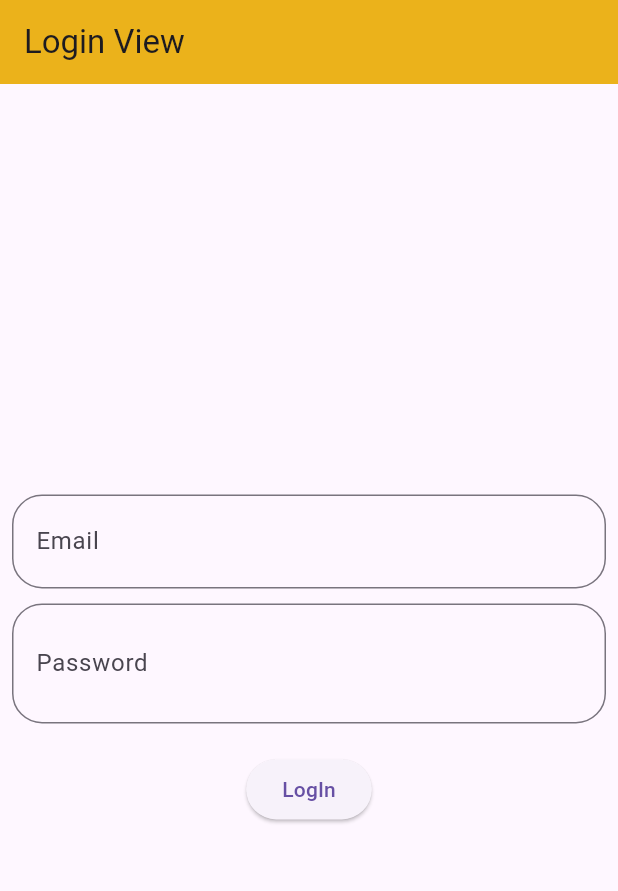
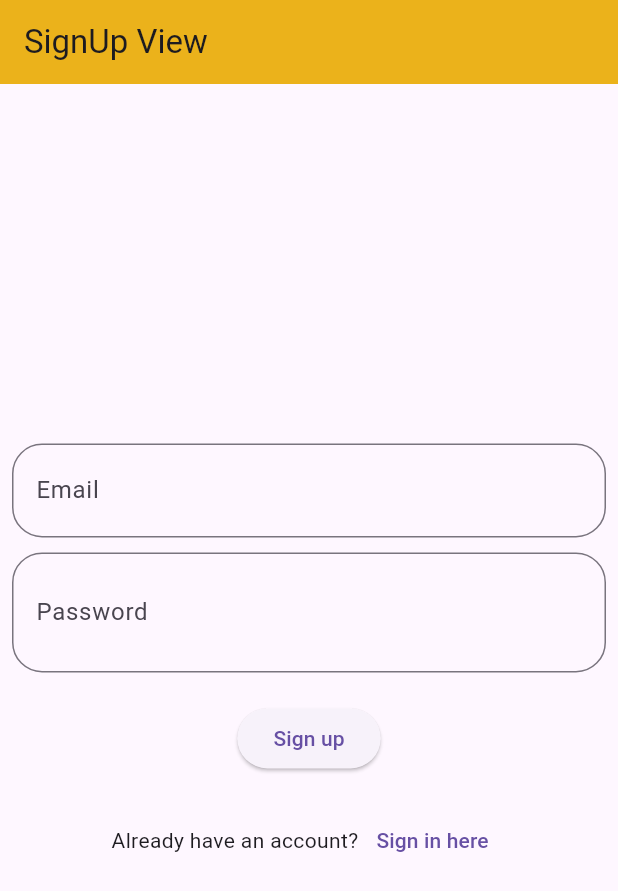
Before and after one commit to TAYAB009/dcse_app, a Flutter app: the screen it shows after launch, on a phone screen of 412 x 824 dp. Shown: the top 891 px of the screen. Run offline on Flutter 3.47's test engine with Material 3 defaults, Android fonts, the phone set to English and light mode, and no system bars.

```diff
--- /dev/null
+++ b/lib/app.dart
@@ -0,0 +1,18 @@
+import 'package:first_app/ui/views/auth/singup.dart';
+import 'package:flutter/material.dart';
+
+class MyApp extends StatelessWidget {
+  MyApp({super.key});
+
+  @override
+  Widget build(BuildContext context) {
+    return MaterialApp(
+      debugShowCheckedModeBanner: false,
+      theme: ThemeData(
+        primaryColor: Colors.red,
+        // colorScheme: ColorScheme.dark(),
+      ),
+      home: SignUpView(),
+    );
+  }
+}
--- a/lib/main.dart
+++ b/lib/main.dart
@@ -1,135 +1,6 @@
+import 'package:first_app/app.dart';
 import 'package:flutter/material.dart';
 
 void main(List<String> args) {
   runApp(MyApp());
 }
-
-class MyApp extends StatelessWidget {
-  MyApp({super.key});
-
-  @override
-  Widget build(BuildContext context) {
-    return MaterialApp(
-      debugShowCheckedModeBanner: false,
-      theme: ThemeData(
-        primaryColor: Colors.red,
-        // colorScheme: ColorScheme.dark(),
-      ),
-      home: const HomeScreeen(),
-    );
-  }
-}
-
-class HomeScreeen extends StatefulWidget {
-  const HomeScreeen({super.key});
-
-  @override
-  State<HomeScreeen> createState() => _HomeScreeenState();
-}
-
-class _HomeScreeenState extends State<HomeScreeen> {
-  TextEditingController passwordController = TextEditingController();
-  TextEditingController emailController = TextEditingController();
-  bool isShowText = false;
-
-  @override
-  Widget build(BuildContext context) {
-    // Size size = MediaQuery.of(context).size;
-    // double w = size.width;
-    // double h = size.height;
-
-    return Scaffold(
-        appBar: AppBar(
-          elevation: 10.0,
-          backgroundColor: Colors.amber,
-          title: const Text('Login View'),
-        ),
-        body: Center(
-            child: Padding(
-          padding: const EdgeInsets.all(8.0),
-          child: Column(
-            mainAxisAlignment: MainAxisAlignment.center,
-            children: [
-              //================== Email Controller ==================
-              TextField(
-                controller: emailController,
-                decoration: InputDecoration(
-                    hintText: 'Enter your email',
-                    labelText: 'Email',
-                    prefix: const Icon(Icons.email),
-                    border: OutlineInputBorder(
-                        borderRadius: BorderRadius.circular(20.0))),
-              ),
-              const SizedBox(height: 10.0),
-              // ================== Password Controller  ==================
-              TextField(
-                // onChanged: (value) {
-                //   print('🚀  $value');
-                // },
-                controller: passwordController,
-                obscureText: isShowText, // hide your text
-                decoration: InputDecoration(
-                    hintText: 'Enter your password',
-                    labelText: 'Password',
-                    prefix: const RotatedBox(
-                        quarterTurns: 1, child: Icon(Icons.key)),
-                    suffix: IconButton(
-                        onPressed: () {
-                          setState(() {
-                            isShowText = !isShowText;
-                            // print('🚀  ${passwordController.text.trim()} ');
-                            // print(isShowText);
-                          });
-                        },
-                        icon: const Icon(Icons.remove_red_eye)),
-                    border: OutlineInputBorder(
-                        borderRadius: BorderRadius.circular(20.0))),
-              ),
-              const SizedBox(height: 20.0),
-              ElevatedButton(
-                  onPressed: () {
-                    print(
-                        '🚀 User is logging in with Email ${emailController.text} and password ${passwordController.text.toLowerCase()}');
-                  },
-                  child: Text('LogIn'))
-            ],
-          ),
-        )));
-  }
-}
-
-/*
-//===============Container Widget Related Code---for session-06================
-// Load image from assets folder
-// AssetImage('assets/laptop.jpg'), fit: BoxFit.fill)
-
-// Load image from network
- body: Padding(
-        padding: const EdgeInsets.all(16.0),
-        child: Container(
-          width: 400,
-          height: 500,
-          alignment: Alignment.center,
-          padding: const EdgeInsets.only(left: 50),
-          decoration: BoxDecoration(
-              image: const DecorationImage(
-                  image: NetworkImage('https://picsum.photos/250?image=9'),
-                  fit: BoxFit.fill),
-              color: Colors.red,
-              borderRadius: BorderRadius.circular(20),
-              border: Border.all(
-                width: 4,
-                color: Colors.green,
-                style: BorderStyle.solid,
-              )),
-          // color: Colors.blue, // specify the color of the container
-          child: const Text(
-            'Hello World',
-            style: TextStyle(fontSize: 20.0, color: Colors.amber),
-          ),
-        ),
-      ),
-
-
-
-*/
--- a/lib/ui/views/auth/singup.dart
+++ b/lib/ui/views/auth/singup.dart
@@ -0,0 +1,136 @@
+import 'package:first_app/ui/views/auth/signin.dart';
+import 'package:first_app/ui/views/home/home_view.dart';
+import 'package:flutter/material.dart';
+
+class SignUpView extends StatefulWidget {
+  const SignUpView({super.key});
+
+  @override
+  State<SignUpView> createState() => _SignUpViewState();
+}
+
+class _SignUpViewState extends State<SignUpView> {
+  TextEditingController passwordController = TextEditingController();
+  TextEditingController emailController = TextEditingController();
+  bool isShowText = false;
+
+  @override
+  Widget build(BuildContext context) {
+    // Size size = MediaQuery.of(context).size;
+    // double w = size.width;
+    // double h = size.height;
+
+    return Scaffold(
+        appBar: AppBar(
+          elevation: 10.0,
+          backgroundColor: Colors.amber,
+          title: const Text('SignUp View'),
+        ),
+        body: Center(
+            child: Padding(
+          padding: const EdgeInsets.all(8.0),
+          child: Column(
+            mainAxisAlignment: MainAxisAlignment.center,
+            children: [
+              //================== Email Controller ==================
+              TextField(
+                controller: emailController,
+                decoration: InputDecoration(
+                    hintText: 'Enter your email',
+                    labelText: 'Email',
+                    prefix: const Icon(Icons.email),
+                    border: OutlineInputBorder(
+                        borderRadius: BorderRadius.circular(20.0))),
+              ),
+              const SizedBox(height: 10.0),
+              // ================== Password Controller  ==================
+              TextField(
+                // onChanged: (value) {
+                //   print('🚀  $value');
+                // },
+                controller: passwordController,
+                obscureText: isShowText, // hide your text
+                decoration: InputDecoration(
+                    hintText: 'Enter your password',
+                    labelText: 'Password',
+                    prefix: const RotatedBox(
+                        quarterTurns: 1, child: Icon(Icons.key)),
+                    suffix: IconButton(
+                        onPressed: () {
+                          setState(() {
+                            isShowText = !isShowText;
+                            // print('🚀  ${passwordController.text.trim()} ');
+                            // print(isShowText);
+                          });
+                        },
+                        icon: const Icon(Icons.remove_red_eye)),
+                    border: OutlineInputBorder(
+                        borderRadius: BorderRadius.circular(20.0))),
+              ),
+              const SizedBox(height: 20.0),
+              ElevatedButton(
+                  onPressed: () {
+                    if (emailController.text != '' &&
+                        emailController.text.isNotEmpty &&
+                        passwordController.text != '' &&
+                        passwordController.text.isNotEmpty) {
+                      Navigator.push(context, MaterialPageRoute(
+                        builder: (context) {
+                          return HomeView();
+                        },
+                      ));
+                    } else {
+                      showDialog(
+                        context: context,
+                        builder: (context) {
+                          return AlertDialog(
+                            title: Text('Error!'),
+                            content:
+                                Text('Email and Password must be provided'),
+                            actions: [
+                              // TextButton(
+                              //     onPressed: () {
+                              //       Navigator.of(context).pop();
+                              //     },
+                              //     child: const Text('No')),
+                              // TextButton(
+                              //     onPressed: () {
+                              //       Navigator.of(context).pop();
+                              //     },
+                              //     child: const Text(
+                              //       'Yes',
+                              //       style: TextStyle(color: Colors.red),
+                              //     )),
+                              TextButton(
+                                  onPressed: () {
+                                    Navigator.of(context).pop();
+                                  },
+                                  child: const Text('Ok'))
+                            ],
+                          );
+                        },
+                      );
+                    }
+                  },
+                  child: const Text('Sign up')),
+              const SizedBox(height: 20.0),
+              Row(
+                mainAxisAlignment: MainAxisAlignment.center,
+                children: [
+                  const Text('Already have an account?'),
+                  TextButton(
+                      onPressed: () {
+                        Navigator.push(context, MaterialPageRoute(
+                          builder: (context) {
+                            return const SignInView();
+                          },
+                        ));
+                      },
+                      child: const Text('Sign in here'))
+                ],
+              )
+            ],
+          ),
+        )));
+  }
+}
```
Also changed, not shown: lib/ui/views/auth/signin.dart (+100 -0 lines), lib/ui/views/home/home_view.dart (added, +23 -0 lines), flutter_01.png (deleted).
